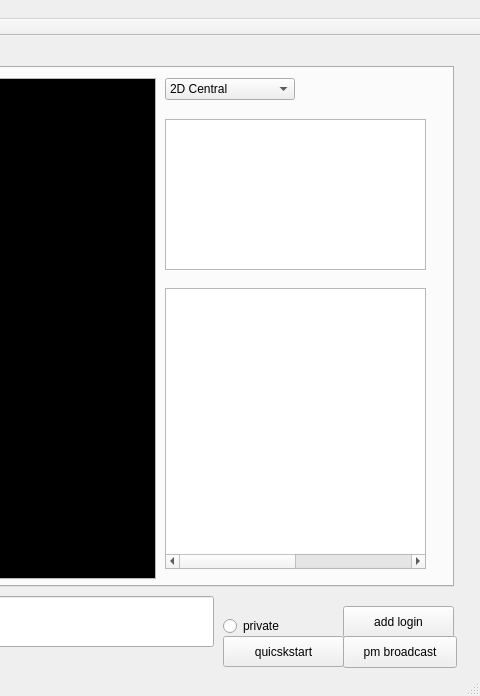
drgoebbels/sabot, file mainwindow.ui: the form before one commit; both pictures show x 517 to 997 and y 0 to 696 of the 997 by 696 pixel window.
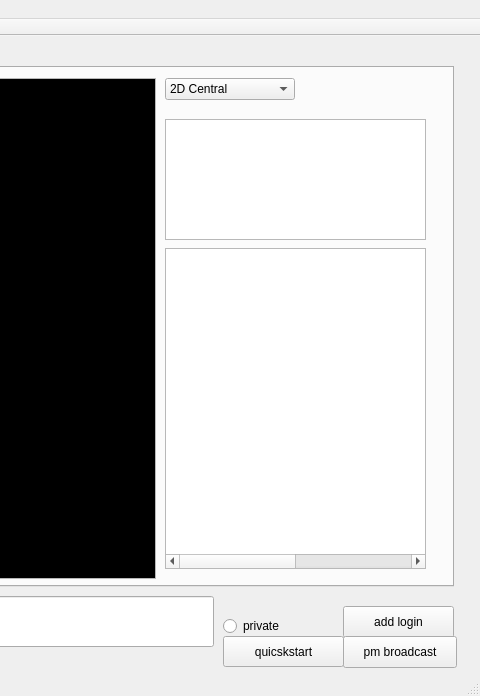
The form after the commit.

```diff
--- a/mainwindow.ui
+++ b/mainwindow.ui
@@ -211,9 +211,9 @@
       <property name="geometry">
        <rect>
         <x>670</x>
-        <y>220</y>
+        <y>180</y>
         <width>261</width>
-        <height>281</height>
+        <height>321</height>
        </rect>
       </property>
       <property name="font">
@@ -267,7 +267,7 @@
         <x>670</x>
         <y>51</y>
         <width>261</width>
-        <height>151</height>
+        <height>121</height>
        </rect>
       </property>
       <property name="font">
```
